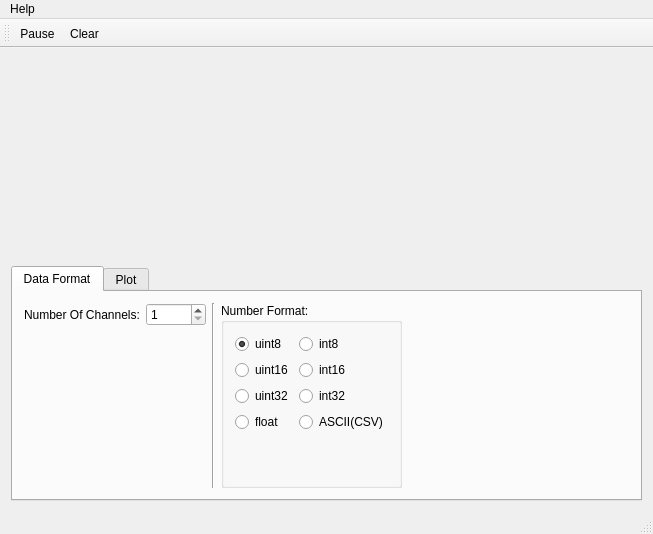
This is mainwindow.ui in AlexanderAmelkin/SerialPlot as Qt 5 draws it before an edit. The edited form follows.
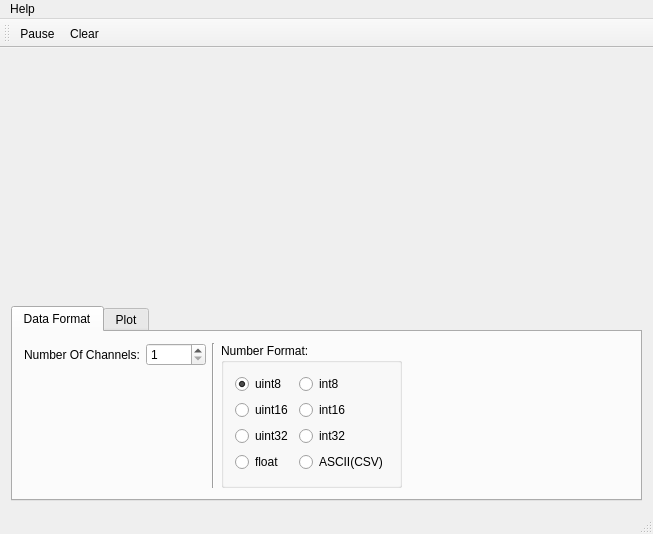
This is the edited form. Custom widgets are drawn as their Qt base class.

Commit message: fixed bottom panel height, which was longer than required

Patch:
```diff
--- a/mainwindow.ui
+++ b/mainwindow.ui
@@ -144,19 +144,6 @@
              </property>
             </widget>
            </item>
-           <item row="4" column="0">
-            <spacer name="verticalSpacer_6">
-             <property name="orientation">
-              <enum>Qt::Vertical</enum>
-             </property>
-             <property name="sizeHint" stdset="0">
-              <size>
-               <width>20</width>
-               <height>40</height>
-              </size>
-             </property>
-            </spacer>
-           </item>
            <item row="3" column="1">
             <widget class="QRadioButton" name="rbASCII">
              <property name="toolTip">
```
Left out of the diff: 16 changed lines with no effect on the pictures. The commit also changes 1 other file.
